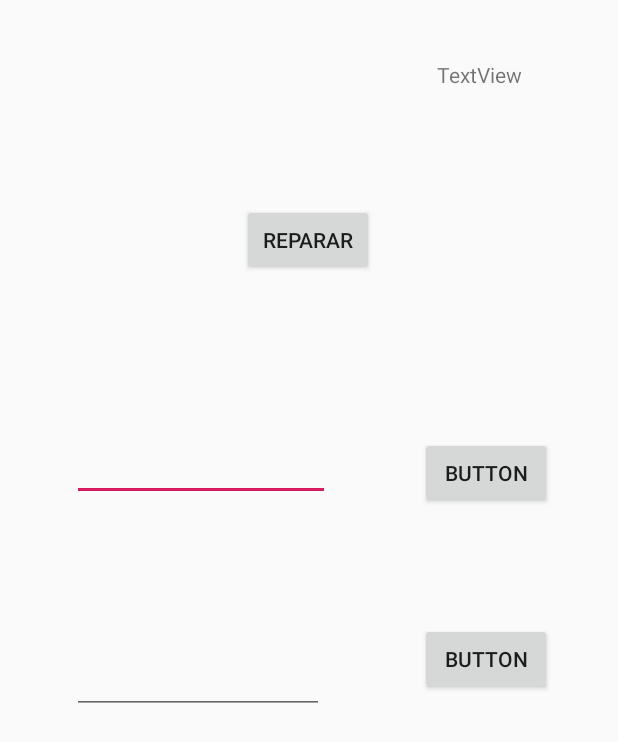
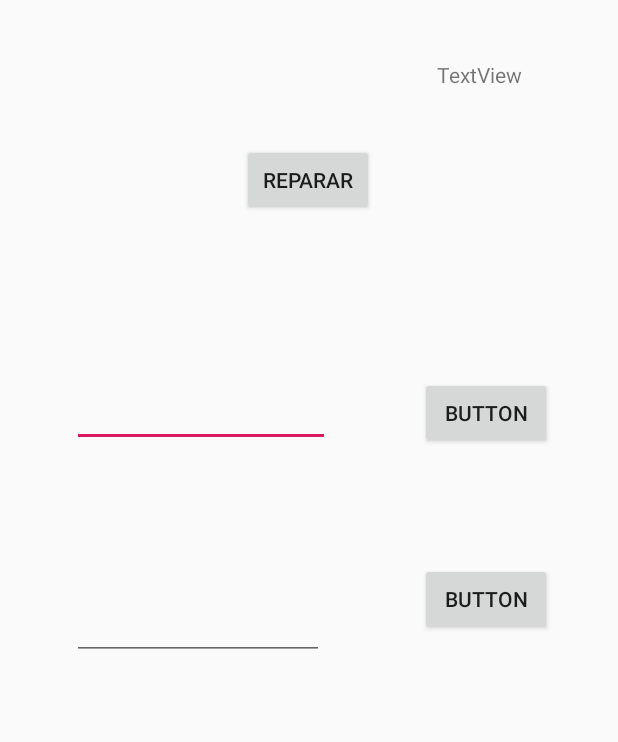
Before and after one commit to FailSoftware/SpaceContact, an Android app: the layout activity_shop.xml on its own in the app's theme, with its tools: preview values and no code run, on a phone screen of 412 x 824 dp. Shown: the top 742 px of the screen. Run offline under Robolectric (Android 15) with nearby library versions, the phone set to English and light mode, and no system bars.

Commit message:
Code Added: Integrated some changes in the Shop function. Buy fuel function changes -> if your ship's fuel is full, then the player doesn't buy nothing. Repair function -> Started to integrate code to this function.

```diff
--- a/app/src/main/res/layout/activity_shop.xml
+++ b/app/src/main/res/layout/activity_shop.xml
@@ -9,10 +9,10 @@
     <Button
         android:id="@+id/buttonRepair"
         android:layout_width="wrap_content"
-        android:onClick="buyRepair"
         android:layout_height="wrap_content"
         android:layout_marginStart="120dp"
-        android:layout_marginTop="136dp"
+        android:layout_marginTop="96dp"
+        android:onClick="buyRepair"
         android:text="Reparar"
         app:layout_constraintEnd_toEndOf="parent"
         app:layout_constraintHorizontal_bias="0.201"
@@ -23,7 +23,7 @@
         android:id="@+id/edTFood"
         android:layout_width="172dp"
         android:layout_height="42dp"
-        android:layout_marginTop="108dp"
+        android:layout_marginTop="112dp"
         android:layout_marginEnd="60dp"
         android:ems="10"
         android:inputType="number"
@@ -32,11 +32,11 @@
 
     <Button
         android:id="@+id/buttonAddFood"
-        android:onClick="buyFood"
         android:layout_width="wrap_content"
         android:layout_height="wrap_content"
-        android:layout_marginTop="232dp"
+        android:layout_marginTop="192dp"
         android:layout_marginEnd="44dp"
+        android:onClick="buyFood"
         android:text="Button"
         app:layout_constraintEnd_toEndOf="parent"
         app:layout_constraintTop_toBottomOf="@+id/txtVCurrentCredit" />
```
Also changed, not shown: app/src/main/java/com/example/spacecontact/entity/Shop.java (+38 -23 lines).
